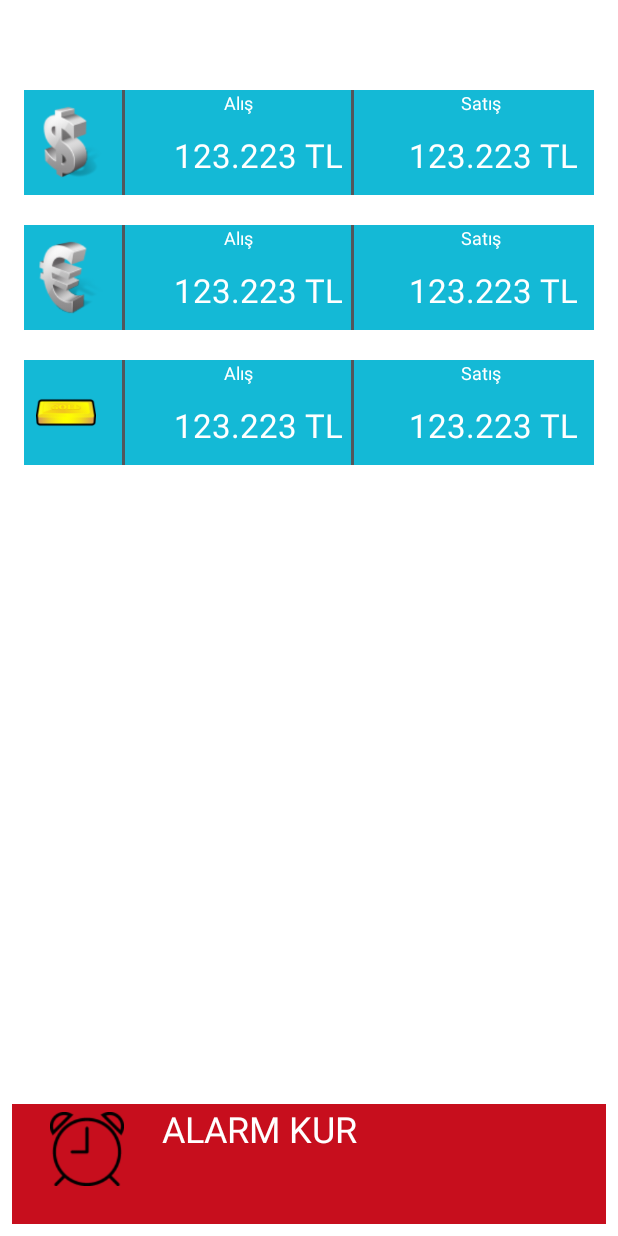
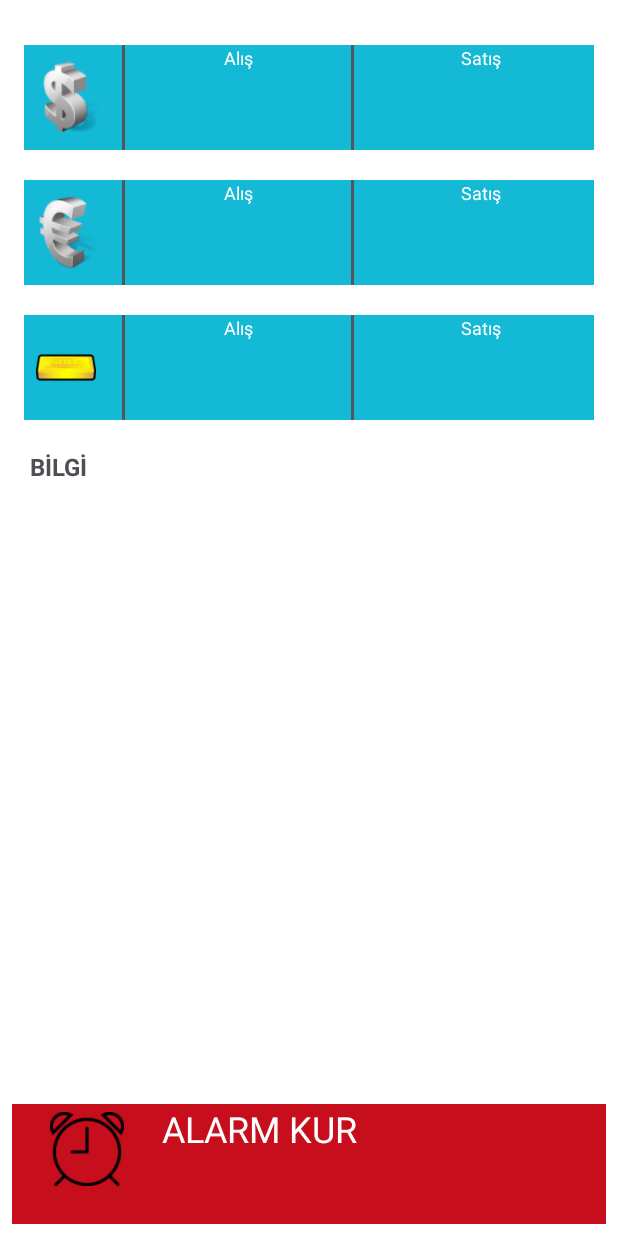
Before and after one commit to ercanpinar/DovizAlarm, an Android app: the screen it shows after launch (MainActivity), on a phone screen of 412 x 824 dp. Run offline under Robolectric (Android 15) with nearby library versions, the phone set to English and light mode, and no system bars; our stand-ins replace ButterKnife, Volley; libraries missing offline, so code that uses them is left out: de.keyboardsurfer.android; plain views replace LayoutRipple; network calls fail; 2 statements that could not run were skipped.

Commit message:
doviz servisi eklendi. timer ile 5sn de bir cagrılması eklendi. bilgi metni eklendi.

```diff
--- a/DovizAlarm/app/build.gradle
+++ b/DovizAlarm/app/build.gradle
@@ -23,6 +23,7 @@ dependencies {
     compile fileTree(dir: 'libs', include: ['*.jar'])
     compile 'com.android.support:appcompat-v7:21.0.3'
     compile 'com.mcxiaoke.volley:library:1.0.+'
+    compile 'com.jakewharton:butterknife:6.1.0'
     compile 'com.github.navasmdc:MaterialDesign:1.+@aar'
     compile 'com.google.code.gson:gson:2.2.4'
     compile('de.keyboardsurfer.android.widget:crouton:1.8.5@aar') {
--- a/DovizAlarm/app/src/main/java/com/doviz/alarm/BaseFragment.java
+++ b/DovizAlarm/app/src/main/java/com/doviz/alarm/BaseFragment.java
@@ -1,6 +1,8 @@
 package com.doviz.alarm;
 
 import android.support.v4.app.Fragment;
+
+import butterknife.ButterKnife;
 
 /**
  * Created by ercanpinar on 3/14/15.
@@ -9,5 +11,6 @@ public class BaseFragment extends Fragment {
     @Override
     public void onDestroyView() {
         super.onDestroyView();
+        ButterKnife.reset(this);
     }
 }
--- a/DovizAlarm/app/src/main/java/com/doviz/alarm/MainFragment.java
+++ b/DovizAlarm/app/src/main/java/com/doviz/alarm/MainFragment.java
@@ -1,20 +1,76 @@
 package com.doviz.alarm;
 
 import android.os.Bundle;
+import android.util.Log;
 import android.view.LayoutInflater;
 import android.view.View;
 import android.view.ViewGroup;
+import android.widget.TextView;
 
+import com.android.volley.Request;
+import com.android.volley.RequestQueue;
+import com.android.volley.Response;
+import com.android.volley.VolleyError;
+import com.android.volley.toolbox.JsonObjectRequest;
+import com.android.volley.toolbox.Volley;
+import com.doviz.alarm.response.DovizResponse;
+import com.google.gson.Gson;
+import com.google.gson.reflect.TypeToken;
+
+import org.json.JSONObject;
+
+import java.io.UnsupportedEncodingException;
+import java.lang.reflect.Type;
+import java.net.URLEncoder;
+import java.util.Timer;
+import java.util.TimerTask;
+
+import butterknife.ButterKnife;
+import butterknife.InjectView;
+import butterknife.OnClick;
 import de.keyboardsurfer.android.widget.crouton.Crouton;
+import de.keyboardsurfer.android.widget.crouton.Style;
 
 /**
  * Created by ercanpinar on 3/14/15.
  */
 public class MainFragment extends BaseFragment {
+    String DOVIZ_URL = "http://www.doviz.gen.tr/doviz_json.asp?version=1.2";
+    private RequestQueue rq;
+    JsonObjectRequest jReq;
+    //_______
+    @InjectView(R.id.tv_dolar_alis)
+    TextView mTvDolarAlis;
+    @InjectView(R.id.tv_dolar_satis)
+    TextView mTvDolarSatis;
+    @InjectView(R.id.tv_euro_alis)
+    TextView mTvEuroAlis;
+    @InjectView(R.id.tv_euro_satis)
+    TextView mTvEuroSatis;
+    @InjectView(R.id.tv_altin_alis)
+    TextView mTvAltinAlis;
+    @InjectView(R.id.tv_altin_satis)
+    TextView mTvAltinSatis;
+    @InjectView(R.id.tv_guncelleme)
+    TextView mTvGuncelleme;
+
     @Override
     public View onCreateView(LayoutInflater inflater, ViewGroup container, Bundle savedInstanceState) {
         View rootView = inflater.inflate(R.layout.fragment_main, container, false);
+        ButterKnife.inject(this, rootView);
+        rq = Volley.newRequestQueue(getActivity());
+        refreshRequest();
+        startTimer();
         return rootView;
+    }
+
+    private void startTimer() {
+        new Timer().schedule(new TimerTask() {
+            @Override
+            public void run() {
+                refreshRequest();
+            }
+        }, 5000);
     }
 
     @Override
@@ -25,6 +81,69 @@ public class MainFragment extends BaseFragment {
     @Override
     public void onDestroyView() {
         Crouton.cancelAllCroutons();
+        ButterKnife.reset(this);
         super.onDestroyView();
     }
+
+    /**
+     * OnClick
+     */
+    @OnClick(R.id.lr_alarm)
+    public void alarmBtnClick(View view) {
+        refreshRequest();
+    }
+
+    /**
+     * Request
+     */
+    private void refreshRequest() {
+        jReq = new JsonObjectRequest(Request.Method.POST, DOVIZ_URL, null,
+                new Response.Listener<JSONObject>() {
+
+                    @Override
+                    public void onResponse(JSONObject response) {
+                        if (response != null) {
+                            Gson gson = new Gson();
+                            Type type = new TypeToken<DovizResponse>() {
+                            }.getType();
+                            DovizResponse data = null;
+                            String tempStr = response.toString();
+                            try {
+                                URLEncoder.encode(tempStr, "UTF-8");
+                            } catch (UnsupportedEncodingException e) {
+                                e.printStackTrace();
+                            }
+                            data = gson.fromJson(tempStr, type);
+                            if (data != null) {
+                                mTvDolarAlis.setText(data.dolar + " TL");
+                                mTvDolarSatis.setText(data.dolar2 + " TL");
+                                mTvEuroAlis.setText(data.euro + " TL");
+                                mTvEuroSatis.setText(data.euro2 + " TL");
+                                mTvGuncelleme.setText(data.guncelleme);
+                            } else {
+                                Crouton.cancelAllCroutons();
+                                Crouton.makeText(
+                                        MainFragment.this.getActivity(), "Bir sorun oluştu.",
+                                        Style.ALERT).show();
+                            }
+                        }
+                    }
+                }
+
+                , new Response.ErrorListener()
+
+        {
+
+            @Override
+            public void onErrorResponse(VolleyError error) {
+                Log.e("Volley hatasi ", error.toString());
+                Crouton.cancelAllCroutons();
+                Crouton.makeText(
+                        MainFragment.this.getActivity(), "Bir sorun oluştu.2",
+                        Style.ALERT).show();
+            }
+        }
+        );
+        rq.add(jReq);
+    }
 }
--- a/DovizAlarm/app/src/main/res/layout/fragment_main.xml
+++ b/DovizAlarm/app/src/main/res/layout/fragment_main.xml
@@ -10,7 +10,7 @@
         android:layout_height="70dp"
         android:background="@color/cyan_strong"
         android:clickable="true"
-        android:layout_marginTop="60dp"
+        android:layout_marginTop="30dp"
         android:layout_marginLeft="16dp"
         android:layout_marginRight="16dp"
         android:gravity="center"
@@ -54,12 +54,12 @@
                     android:textColor="@color/white"/>
 
                 <TextView
+                    android:id="@+id/tv_dolar_alis"
                     android:layout_width="match_parent"
                     android:layout_height="match_parent"
                     android:paddingRight="5dp"
                     android:gravity="right|center"
                     android:singleLine="true"
-                    android:text="123.223 TL"
                     android:textSize="22sp"
                     android:textColor="@color/white"/>
             </LinearLayout>
@@ -90,11 +90,11 @@
                     android:textColor="@color/white"/>
 
                 <TextView
+                    android:id="@+id/tv_dolar_satis"
                     android:layout_width="match_parent"
                     android:layout_height="match_parent"
                     android:paddingRight="20dp"
                     android:gravity="right|center"
-                    android:text="123.223 TL"
                     android:singleLine="true"
                     android:textSize="22sp"
                     android:textColor="@color/white"/>
@@ -108,7 +108,7 @@
         android:layout_height="70dp"
         android:background="@color/cyan_strong"
         android:clickable="true"
-        android:layout_marginTop="150dp"
+        android:layout_marginTop="120dp"
         android:layout_marginLeft="16dp"
         android:layout_marginRight="16dp"
         android:gravity="center"
@@ -152,12 +152,12 @@
                     android:textColor="@color/white"/>
 
                 <TextView
+                    android:id="@+id/tv_euro_alis"
                     android:layout_width="match_parent"
                     android:layout_height="match_parent"
                     android:paddingRight="5dp"
                     android:singleLine="true"
                     android:gravity="right|center"
-                    android:text="123.223 TL"
                     android:textSize="22sp"
                     android:textColor="@color/white"/>
             </LinearLayout>
@@ -188,11 +188,11 @@
                     android:textColor="@color/white"/>
 
                 <TextView
+                    android:id="@+id/tv_euro_satis"
                     android:layout_width="match_parent"
                     android:layout_height="match_parent"
                     android:paddingRight="20dp"
                     android:gravity="right|center"
-                    android:text="123.223 TL"
                     android:textSize="22sp"
                     android:singleLine="true"
                     android:textColor="@color/white"/>
@@ -206,7 +206,7 @@
         android:layout_height="70dp"
         android:background="@color/cyan_strong"
         android:clickable="true"
-        android:layout_marginTop="240dp"
+        android:layout_marginTop="210dp"
         android:layout_marginLeft="16dp"
         android:layout_marginRight="16dp"
         android:gravity="center"
@@ -250,11 +250,11 @@
                     android:textColor="@color/white"/>
 
                 <TextView
+                    android:id="@+id/tv_altin_alis"
                     android:layout_width="match_parent"
                     android:layout_height="match_parent"
                     android:paddingRight="5dp"
                     android:gravity="right|center"
-                    android:text="123.223 TL"
                     android:textSize="22sp"
                     android:singleLine="true"
                     android:textColor="@color/white"/>
@@ -286,16 +286,39 @@
                     android:textColor="@color/white"/>
 
                 <TextView
+                    android:id="@+id/tv_altin_satis"
                     android:layout_width="match_parent"
                     android:layout_height="match_parent"
                     android:paddingRight="20dp"
                     android:gravity="right|center"
-                    android:text="123.223 TL"
                     android:textSize="22sp"
                     android:textColor="@color/white"/>
             </LinearLayout>
         </RelativeLayout>
     </LinearLayout>
+
+    <TextView
+        android:layout_width="match_parent"
+        android:layout_height="wrap_content"
+        android:gravity="left"
+        android:layout_marginTop="300dp"
+        android:layout_marginLeft="20dp"
+        android:layout_marginRight="20dp"
+        android:text="BİLGİ"
+        android:textSize="16sp"
+        android:textStyle="bold"
+        android:textColor="@color/gray_more_dark_grayish_blue"/>
+
+    <TextView
+        android:id="@+id/tv_guncelleme"
+        android:layout_width="match_parent"
+        android:layout_height="wrap_content"
+        android:gravity="left"
+        android:layout_marginTop="320dp"
+        android:layout_marginLeft="20dp"
+        android:layout_marginRight="20dp"
+        android:textSize="14sp"
+        android:textColor="@color/gray_dark_grayish_blue"/>
 
 
     <com.gc.materialdesign.views.LayoutRipple
```
Also changed, not shown: DovizAlarm/app/src/main/java/com/doviz/alarm/response/DovizResponse.java (added, +26 -0 lines).
